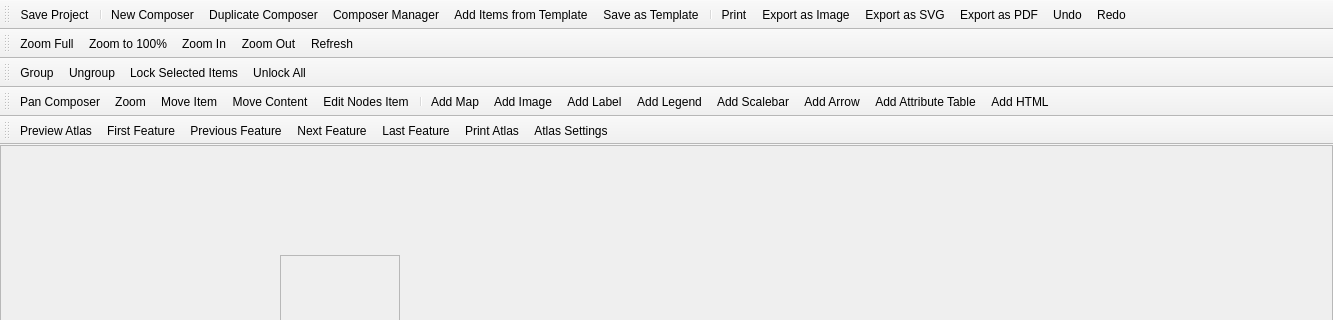
Above: src/ui/composer/qgscomposerbase.ui from qgis/QGIS before the change; both pictures show x 0 to 1333 and y 0 to 320 of the 1333 by 609 pixel window. Below: the same form after it.
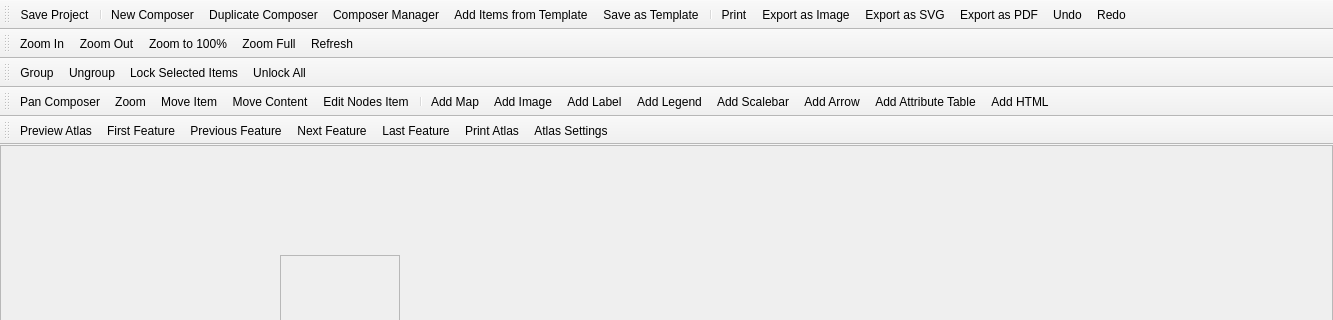
That is the form after the change. Icons and pictures are not drawn.

Commit message: [ui] re-order zoom-related composer toolbar buttons to match the ordering on the main window

```diff
--- a/src/ui/composer/qgscomposerbase.ui
+++ b/src/ui/composer/qgscomposerbase.ui
@@ -98,10 +98,10 @@
    <attribute name="toolBarBreak">
     <bool>true</bool>
    </attribute>
-   <addaction name="mActionZoomAll"/>
-   <addaction name="mActionZoomActual"/>
    <addaction name="mActionZoomIn"/>
    <addaction name="mActionZoomOut"/>
+   <addaction name="mActionZoomActual"/>
+   <addaction name="mActionZoomAll"/>
    <addaction name="mActionRefreshView"/>
   </widget>
   <widget class="QToolBar" name="mItemActionToolbar">
```
